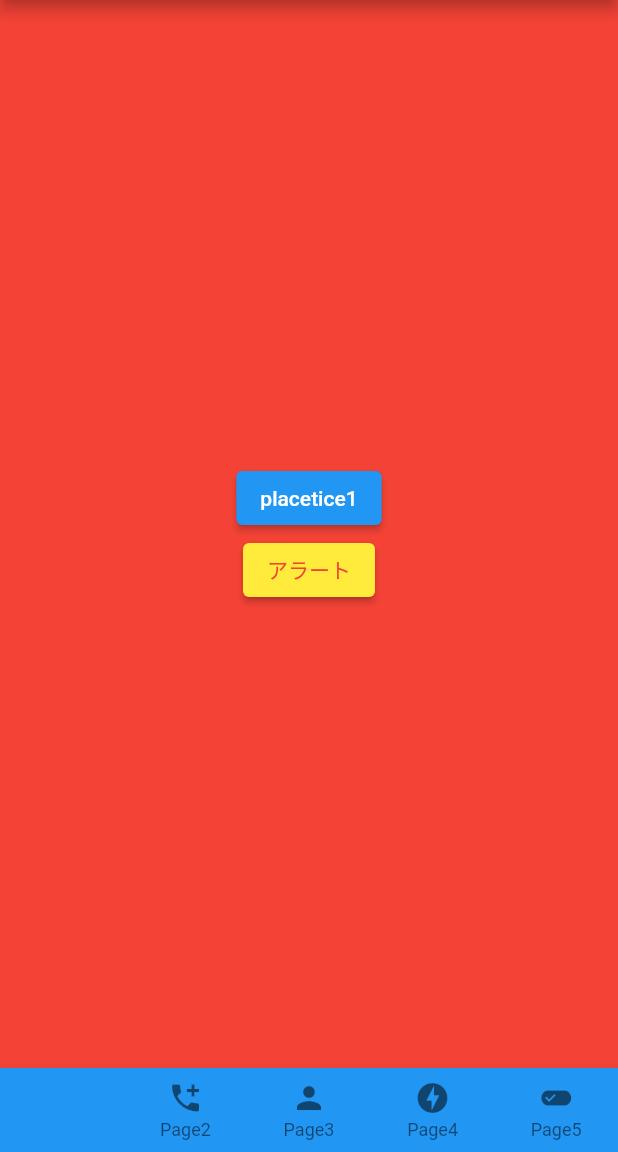
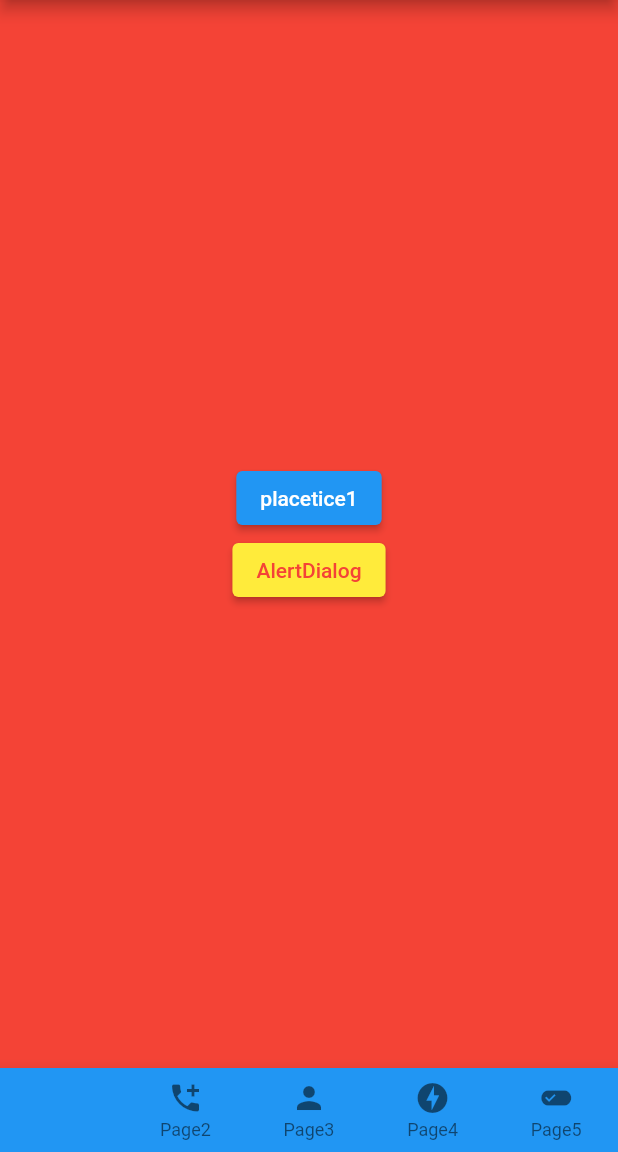
Before and after one commit to ramen2020/flutter_cheat, a Flutter app: the screen it shows after launch, on a phone screen of 412 x 824 dp, the part 84-1236 px from its top. Run offline on Flutter 3.47's test engine with Material 2 defaults, Android fonts, the phone set to English and light mode, and no system bars.

Commit message:
アラート名修正

```diff
--- a/lib/pages/page1_page.dart
+++ b/lib/pages/page1_page.dart
@@ -24,7 +24,7 @@ class Page1 extends StatelessWidget {
             // アラート・ダイアログ
             ElevatedButton(
                 child: Text(
-                  'アラート',
+                  'AlertDialog',
                   style: TextStyle(
                     color: Colors.red,
                   ),
@@ -38,7 +38,7 @@ class Page1 extends StatelessWidget {
                     barrierDismissible: false,
                     builder: (BuildContext context) {
                       return AlertDialog(
-                        title: Text('でましたよん'),
+                        title: Text('AlertDialog'),
                         content: Text('ダイアログ出動！'),
                         actions: <Widget>[
                           ElevatedButton(
```
